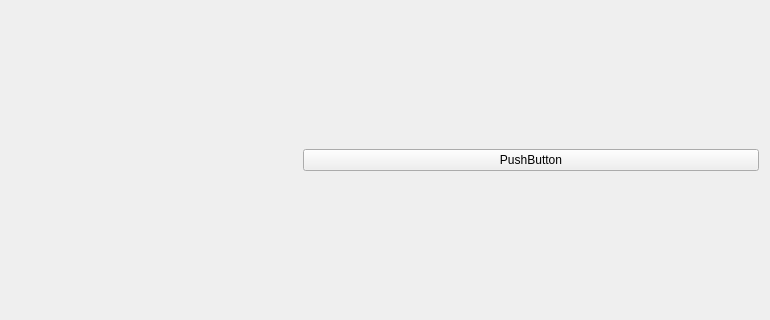
Old version of the form edvs/edvs_qt/mainwindow.ui in the repository kjkuhn/neurocatch2015; both pictures show x 170 to 940 and y 85 to 405 of the 940 by 491 pixel window.
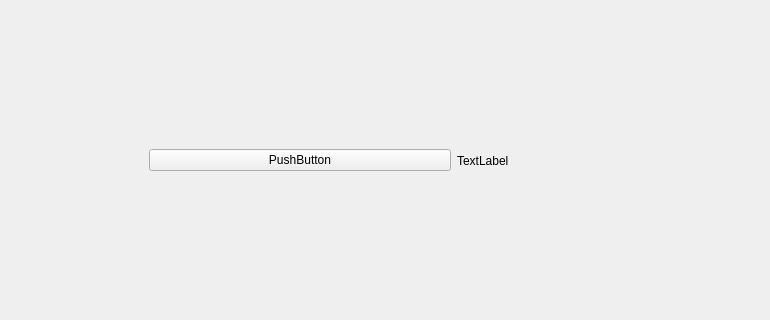
New version of the form.

Diff of the .ui file:
```diff
--- a/edvs/edvs_qt/mainwindow.ui
+++ b/edvs/edvs_qt/mainwindow.ui
@@ -31,6 +31,13 @@
         </property>
        </widget>
       </item>
+      <item>
+       <widget class="QLabel" name="keys">
+        <property name="text">
+         <string>TextLabel</string>
+        </property>
+       </widget>
+      </item>
      </layout>
     </item>
    </layout>
```
